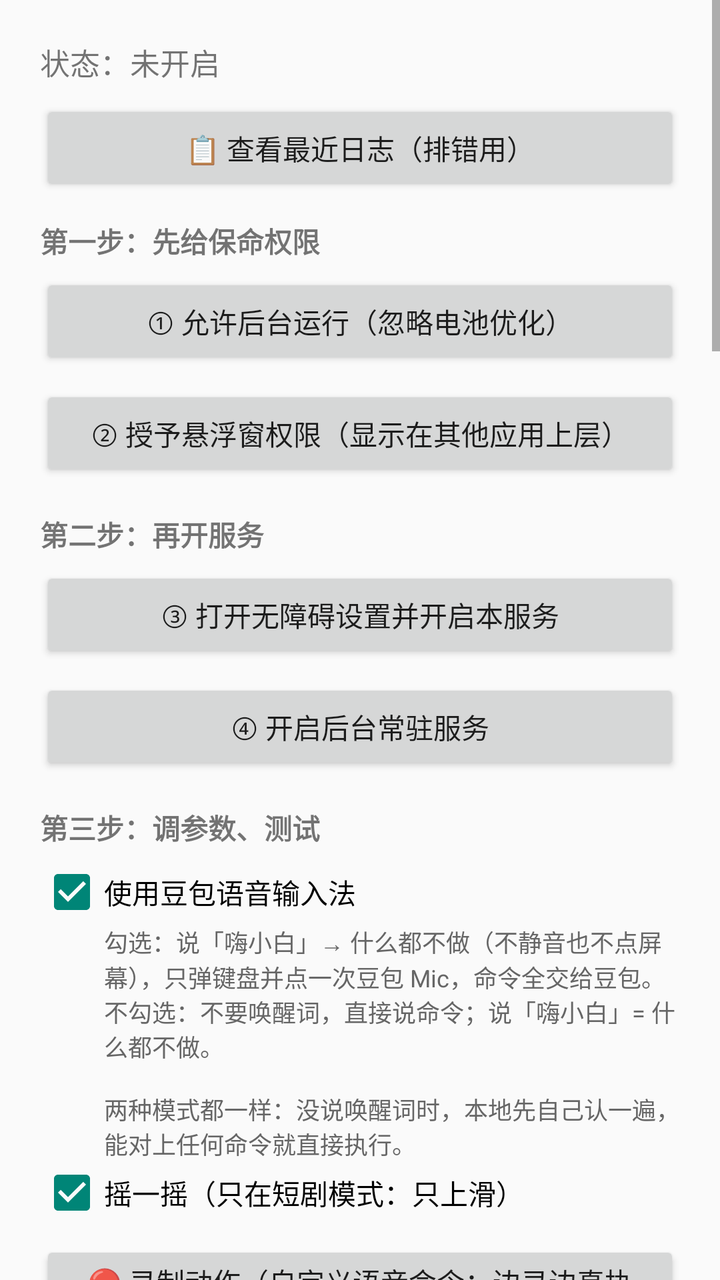
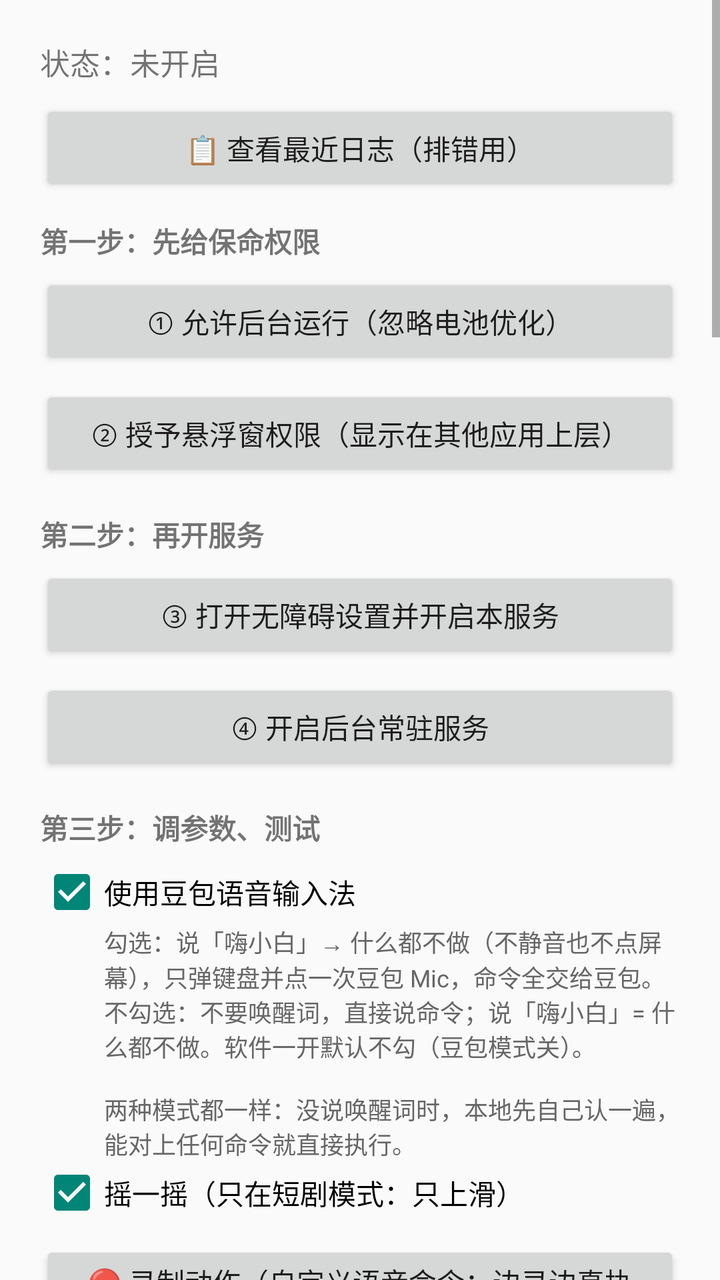

Screens rendered from an Android XML layout before and after an edit, with the pre-edit source and the edit as a unified diff.
<!-- AndroidManifest.xml: application theme android:Theme.Material.Light -->
<!-- res/layout/activity_main.xml -->
<?xml version="1.0" encoding="utf-8"?>
<ScrollView xmlns:android="http://schemas.android.com/apk/res/android"
    android:layout_width="match_parent"
    android:layout_height="match_parent">

    <LinearLayout
        android:layout_width="match_parent"
        android:layout_height="wrap_content"
        android:orientation="vertical"
        android:padding="20dp">

        <TextView
            android:id="@+id/tvStatus"
            android:layout_width="match_parent"
            android:layout_height="wrap_content"
            android:paddingBottom="8dp"
            android:text="状态：未开启"
            android:textSize="15sp" />

        <Button
            android:id="@+id/btnLog"
            android:layout_width="match_parent"
            android:layout_height="wrap_content"
            android:layout_marginBottom="12dp"
            android:text="📋 查看最近日志（排错用）" />

        <TextView
            android:layout_width="match_parent"
            android:layout_height="wrap_content"
            android:paddingBottom="6dp"
            android:text="第一步：先给保命权限"
            android:textStyle="bold" />

        <Button
            android:id="@+id/btnBattery"
            android:layout_width="match_parent"
            android:layout_height="wrap_content"
            android:text="① 允许后台运行（忽略电池优化）" />

        <Button
            android:id="@+id/btnOverlayPerm"
            android:layout_width="match_parent"
            android:layout_height="wrap_content"
            android:layout_marginTop="8dp"
            android:text="② 授予悬浮窗权限（显示在其他应用上层）" />

        <TextView
            android:layout_width="match_parent"
            android:layout_height="wrap_content"
            android:paddingTop="16dp"
            android:paddingBottom="6dp"
            android:text="第二步：再开服务"
            android:textStyle="bold" />

        <Button
            android:id="@+id/btnOpen"
            android:layout_width="match_parent"
            android:layout_height="wrap_content"
            android:text="③ 打开无障碍设置并开启本服务" />

        <Button
            android:id="@+id/btnKeep"
            android:layout_width="match_parent"
            android:layout_height="wrap_content"
            android:layout_marginTop="8dp"
            android:text="④ 开启后台常驻服务" />

        <TextView
            android:layout_width="match_parent"
            android:layout_height="wrap_content"
            android:paddingTop="16dp"
            android:paddingBottom="6dp"
            android:text="第三步：调参数、测试"
            android:textStyle="bold" />

        <CheckBox
            android:id="@+id/cbDoubao"
            android:layout_width="match_parent"
            android:layout_height="wrap_content"
            android:checked="true"
            android:text="使用豆包语音输入法" />

        <TextView
            android:layout_width="match_parent"
            android:layout_height="wrap_content"
            android:layout_marginStart="32dp"
            android:text="勾选：说「嗨小白」→ 什么都不做（不静音也不点屏幕），只弹键盘并点一次豆包 Mic，命令全交给豆包。\n不勾选：不要唤醒词，直接说命令；说「嗨小白」= 什么都不做。\n\n两种模式都一样：没说唤醒词时，本地先自己认一遍，能对上任何命令就直接执行。"
            android:textColor="#666666"
            android:textSize="12sp" />

        <CheckBox
            android:id="@+id/cbShake"
            android:layout_width="match_parent"
            android:layout_height="wrap_content"
            android:checked="true"
            android:text="摇一摇（只在短剧模式：只上滑）" />

        <Button
            android:id="@+id/btnRecord"
            android:layout_width="match_parent"
            android:layout_height="wrap_content"
            android:layout_marginTop="8dp"
            android:text="🔴 录制动作（自定义语音命令：边录边真执行，说一声就自动重做）" />

        <TextView
            android:layout_width="match_parent"
            android:layout_height="wrap_content"
            android:layout_marginStart="32dp"
            android:text="短剧模式没有勾：语音说「短剧」就切换（没开就进、开着就退，和「豆包」一样）。\n短剧模式里只听：下集 / 上集 / 广告 / 直播 和自己录的命令（大/小、亮/暗、禁音/声音、录制 全局都能用）；其他命令不执行也不显示。\n录制动作：说「录制」（或点按钮）就开始，直接去做动作——每个动作都会真的执行并被记下来，\n做完【双击屏幕】结束 → 弹框起个名字保存。以后说这个名字就自动重做这串动作（含间隔，每步再加 0.2 秒延时）。"
            android:textColor="#666666"
            android:textSize="12sp" />

        <Button
            android:id="@+id/btnWrite"
            android:layout_width="match_parent"
            android:layout_height="wrap_content"
            android:layout_marginTop="8dp"
            android:text="☀ 允许修改系统设置（说「亮 / 暗」调亮度需要）" />

        <Button
            android:id="@+id/btnSettings"
            android:layout_width="match_parent"
            android:layout_height="wrap_content"
            android:layout_marginTop="8dp"
            android:text="⚙ 参数设置" />

        <Button
            android:id="@+id/btnTestMic"
            android:layout_width="match_parent"
            android:layout_height="wrap_content"
            android:layout_marginTop="8dp"
            android:text="▶ 测试Mic（标定麦克风位置）" />

        <Button
            android:id="@+id/btnExit"
            android:layout_width="match_parent"
            android:layout_height="wrap_content"
            android:layout_marginTop="16dp"
            android:text="⑤ 退出" />

        <TextView
            android:layout_width="match_parent"
            android:layout_height="wrap_content"
            android:layout_marginTop="20dp"
            android:lineSpacingExtra="3dp"
            android:text="顺序很重要：先做 ①②（保命），再做 ③④（开服务）。反过来的话，刚开无障碍就会被系统杀掉。\n\n勾选豆包时：\n· 说「嗨小白」→ 默认什么都不做（不静音、不点屏幕），只弹键盘 + 点豆包 Mic\n· 输入框出现并立即弹键盘、点一次豆包麦克风（本地语音包不再听命令）\n· 输入框里一出现短句就执行\n· 点输入框的 ✕ = 整个程序退出\n\n不勾选豆包时：不要唤醒词，直接说「下一集」等命令就执行。\n\n两种模式都不用先说唤醒词：没听到「嗨小白」时，本地引擎自己先认一遍，\n能对上任何命令就直接执行（只收 8 个字以内的短句，长句当视频里的话不理）。\n\n命令（越短越好，本地也认得准）：\n下一集/上翻=上滑，上一集/下翻=下滑，\n广告=退出广告（看下方读秒，读秒到了自动上拉，不左划），\n直播=退出直播（比退出广告多一个左划），\n上页=点(15%,85%)，下页=点(85%,85%)，\n停 / 放 / 继续 / 播放 / 继续播放=同一条命令：在(50%,20%)点一下，\n大 / 小=声音大一点 / 小一点，亮 / 暗=屏幕亮一点 / 暗一点（需 ☀ 授权），\n禁音=关掉声音（接电话前用，短剧模式里也能用），声音=恢复刚才的音量，\n声音大/小一点=调媒体音量，打开某某 或直接喊名字（抖音、红果）=启动 App，\n打开豆包/关闭豆包=勾选或取消「使用豆包语音输入法」（设置里的勾会同步变化），\n光喊一声「豆包」=切换（勾着就关、没勾就开），\n短剧=切换短剧模式（开：只听 下集/上集/广告/直播 和自己录的命令；大/小、亮/暗、禁音/声音、录制 全局能用；再说一次「短剧」就退出），\n录制=开始录制动作（直接去做动作，做完双击屏幕结束、弹框起名；录制中再说「录制」=结束），\n测试读秒=弹出最下方读秒探测面板（没有按钮了，只能语音说），小白再见=彻底退出（短剧模式也自动关）。\n\n所有命令都不再补“点一下恢复播放”那个动作（因为唤醒时本来就什么都没暂停）。\n\n▶ 测试Mic：弹出编辑框和豆包键盘后，你点一下键盘上的麦克风按钮，\n程序就把你点的位置记成 Mic 坐标（会补一下那次点击，让豆包真的开始听）。以后再也不用猜坐标。\n\n摇一摇只在【短剧模式】里起作用 = 只上滑（不用用力摇）。不用了点 ⑤ 或说「小白再见」。\n\n手机音量下键连按两下（0.9 秒内）= 下滑（上一集），\n音量会自动恢复到两下之前（等于自动按了两下音量上键）；\n想正常调音量就按慢一点（间隔超过 0.9 秒就不算双击）。\n蓝牙耳机的音量键手机收不到（在耳机本地调音量），所以耳机上双击只变音量、不触发动作。"
            android:textSize="12sp" />
    </LinearLayout>
</ScrollView>
<!-- resources referenced by this layout -->
<resources>

</resources>

<!-- the commit's change to res/layout/activity_main.xml (unified diff, before → after) -->
@@ -84,7 +84,7 @@
             android:layout_width="match_parent"
             android:layout_height="wrap_content"
             android:layout_marginStart="32dp"
-            android:text="勾选：说「嗨小白」→ 什么都不做（不静音也不点屏幕），只弹键盘并点一次豆包 Mic，命令全交给豆包。\n不勾选：不要唤醒词，直接说命令；说「嗨小白」= 什么都不做。\n\n两种模式都一样：没说唤醒词时，本地先自己认一遍，能对上任何命令就直接执行。"
+            android:text="勾选：说「嗨小白」→ 什么都不做（不静音也不点屏幕），只弹键盘并点一次豆包 Mic，命令全交给豆包。\n不勾选：不要唤醒词，直接说命令；说「嗨小白」= 什么都不做。软件一开默认不勾（豆包模式关）。\n\n两种模式都一样：没说唤醒词时，本地先自己认一遍，能对上任何命令就直接执行。"
             android:textColor="#666666"
             android:textSize="12sp" />
 
@@ -106,7 +106,7 @@
             android:layout_width="match_parent"
             android:layout_height="wrap_content"
             android:layout_marginStart="32dp"
-            android:text="短剧模式没有勾：语音说「短剧」就切换（没开就进、开着就退，和「豆包」一样）。\n短剧模式里只听：下集 / 上集 / 广告 / 直播 和自己录的命令（大/小、亮/暗、禁音/声音、录制 全局都能用）；其他命令不执行也不显示。\n录制动作：说「录制」（或点按钮）就开始，直接去做动作——每个动作都会真的执行并被记下来，\n做完【双击屏幕】结束 → 弹框起个名字保存。以后说这个名字就自动重做这串动作（含间隔，每步再加 0.2 秒延时）。"
+            android:text="短剧模式没有勾：语音说「短剧」就切换（没开就进、开着就退，和「豆包」一样）。\n短剧模式里只听：下集 / 上集 / 广告 / 直播 / 停·播放 和自己录的命令（大/小、亮/暗、禁音/声音、录制 全局都能用）；其他命令不执行也不显示。\n录制动作：说「录制」（或点按钮）就开始，直接去做动作——每个动作都会真的执行并被记下来，\n做完【双击屏幕】结束 → 弹框起个名字保存。以后说这个名字就自动重做这串动作（含间隔，每步再加 0.2 秒延时）。"
             android:textColor="#666666"
             android:textSize="12sp" />
 
@@ -143,7 +143,7 @@
             android:layout_height="wrap_content"
             android:layout_marginTop="20dp"
             android:lineSpacingExtra="3dp"
-            android:text="顺序很重要：先做 ①②（保命），再做 ③④（开服务）。反过来的话，刚开无障碍就会被系统杀掉。\n\n勾选豆包时：\n· 说「嗨小白」→ 默认什么都不做（不静音、不点屏幕），只弹键盘 + 点豆包 Mic\n· 输入框出现并立即弹键盘、点一次豆包麦克风（本地语音包不再听命令）\n· 输入框里一出现短句就执行\n· 点输入框的 ✕ = 整个程序退出\n\n不勾选豆包时：不要唤醒词，直接说「下一集」等命令就执行。\n\n两种模式都不用先说唤醒词：没听到「嗨小白」时，本地引擎自己先认一遍，\n能对上任何命令就直接执行（只收 8 个字以内的短句，长句当视频里的话不理）。\n\n命令（越短越好，本地也认得准）：\n下一集/上翻=上滑，上一集/下翻=下滑，\n广告=退出广告（看下方读秒，读秒到了自动上拉，不左划），\n直播=退出直播（比退出广告多一个左划），\n上页=点(15%,85%)，下页=点(85%,85%)，\n停 / 放 / 继续 / 播放 / 继续播放=同一条命令：在(50%,20%)点一下，\n大 / 小=声音大一点 / 小一点，亮 / 暗=屏幕亮一点 / 暗一点（需 ☀ 授权），\n禁音=关掉声音（接电话前用，短剧模式里也能用），声音=恢复刚才的音量，\n声音大/小一点=调媒体音量，打开某某 或直接喊名字（抖音、红果）=启动 App，\n打开豆包/关闭豆包=勾选或取消「使用豆包语音输入法」（设置里的勾会同步变化），\n光喊一声「豆包」=切换（勾着就关、没勾就开），\n短剧=切换短剧模式（开：只听 下集/上集/广告/直播 和自己录的命令；大/小、亮/暗、禁音/声音、录制 全局能用；再说一次「短剧」就退出），\n录制=开始录制动作（直接去做动作，做完双击屏幕结束、弹框起名；录制中再说「录制」=结束），\n测试读秒=弹出最下方读秒探测面板（没有按钮了，只能语音说），小白再见=彻底退出（短剧模式也自动关）。\n\n所有命令都不再补“点一下恢复播放”那个动作（因为唤醒时本来就什么都没暂停）。\n\n▶ 测试Mic：弹出编辑框和豆包键盘后，你点一下键盘上的麦克风按钮，\n程序就把你点的位置记成 Mic 坐标（会补一下那次点击，让豆包真的开始听）。以后再也不用猜坐标。\n\n摇一摇只在【短剧模式】里起作用 = 只上滑（不用用力摇）。不用了点 ⑤ 或说「小白再见」。\n\n手机音量下键连按两下（0.9 秒内）= 下滑（上一集），\n音量会自动恢复到两下之前（等于自动按了两下音量上键）；\n想正常调音量就按慢一点（间隔超过 0.9 秒就不算双击）。\n蓝牙耳机的音量键手机收不到（在耳机本地调音量），所以耳机上双击只变音量、不触发动作。"
+            android:text="顺序很重要：先做 ①②（保命），再做 ③④（开服务）。反过来的话，刚开无障碍就会被系统杀掉。\n\n勾选豆包时：\n· 说「嗨小白」→ 默认什么都不做（不静音、不点屏幕），只弹键盘 + 点豆包 Mic\n· 输入框出现并立即弹键盘、点一次豆包麦克风（本地语音包不再听命令）\n· 输入框里一出现短句就执行\n· 点输入框的 ✕ = 整个程序退出\n\n不勾选豆包时：不要唤醒词，直接说「下一集」等命令就执行。\n\n两种模式都不用先说唤醒词：没听到「嗨小白」时，本地引擎自己先认一遍，\n能对上任何命令就直接执行（只收 8 个字以内的短句，长句当视频里的话不理）。\n\n命令（越短越好，本地也认得准）：\n下一集/上翻=上滑，上一集/下翻=下滑，\n广告=退出广告（先静音，不点暂停，看下方读秒；读秒到了上拉，上拉前自动恢复音量），\n直播=退出直播（先静音，比退出广告多一个左划，上拉前恢复音量），\n上页=点(15%,85%)，下页=点(85%,85%)，\n停 / 放 / 继续 / 播放 / 继续播放=同一条命令：在(50%,20%)点一下，\n大 / 小=声音大一点 / 小一点，亮 / 暗=屏幕亮一点 / 暗一点（需 ☀ 授权），\n禁音=关掉声音（接电话前用，短剧模式里也能用），声音=恢复刚才的音量，\n声音大/小一点=调媒体音量，打开某某 或直接喊名字（抖音、红果）=启动 App，\n打开豆包/关闭豆包=勾选或取消「使用豆包语音输入法」（设置里的勾会同步变化），\n光喊一声「豆包」=切换（勾着就关、没勾就开），\n短剧=切换短剧模式（开：只听 下集/上集/广告/直播/停·播放 和自己录的命令；大/小、亮/暗、禁音/声音、录制 全局能用；再说一次「短剧」就退出），\n录制=开始录制动作（直接去做动作，做完双击屏幕结束、弹框起名；录制中再说「录制」=结束），\n测试读秒=弹出最下方读秒探测面板（没有按钮了，只能语音说），小白再见=彻底退出（短剧模式也自动关）。\n\n所有命令都不再补“点一下恢复播放”那个动作（因为唤醒时本来就什么都没暂停）。\n\n▶ 测试Mic：弹出编辑框和豆包键盘后，你点一下键盘上的麦克风按钮，\n程序就把你点的位置记成 Mic 坐标（会补一下那次点击，让豆包真的开始听）。以后再也不用猜坐标。\n\n摇一摇只在【短剧模式】里起作用 = 只上滑（不用用力摇）。不用了点 ⑤ 或说「小白再见」。\n\n手机音量下键连按两下（间隔可在 ⚙ 参数设置里改、自动记住，默认 1.5 秒）= 上拉（下一集），\n音量会自动恢复到两下之前（等于自动按了两下音量上键）；\n想正常调音量就按慢一点（间隔超过设定值就不算双击）。\n蓝牙耳机的音量键手机收不到（在耳机本地调音量），所以耳机上双击只变音量、不触发动作。\n\n软件一开：豆包模式是关的（直接说命令）、短剧模式也是关的；要豆包再自己勾或说「打开豆包」。"
             android:textSize="12sp" />
     </LinearLayout>
 </ScrollView>
